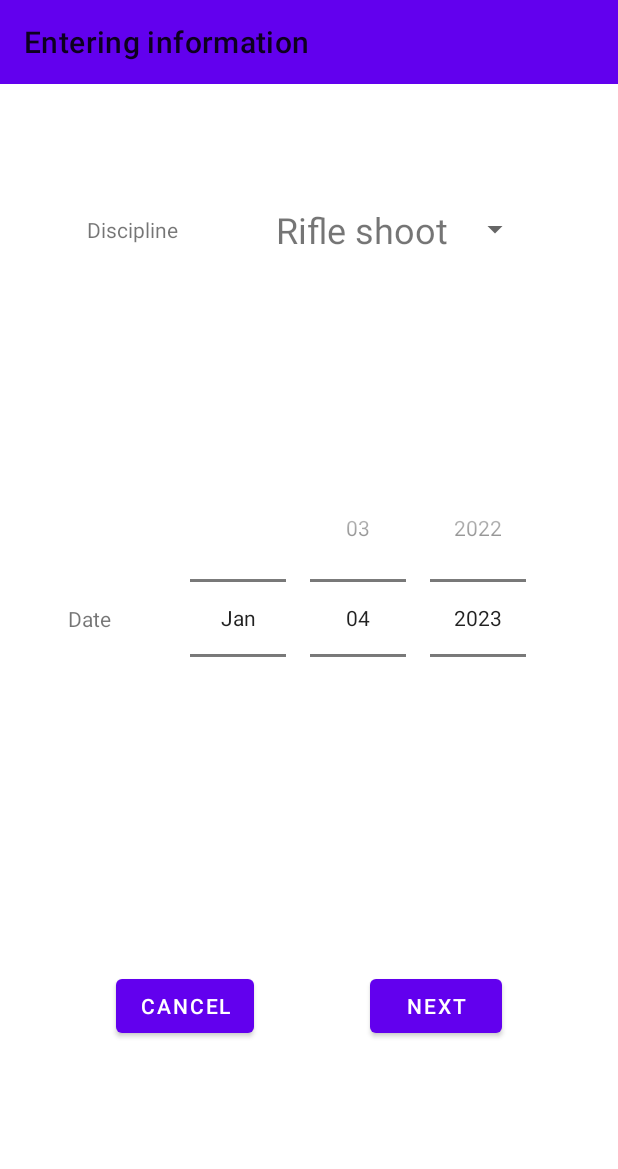
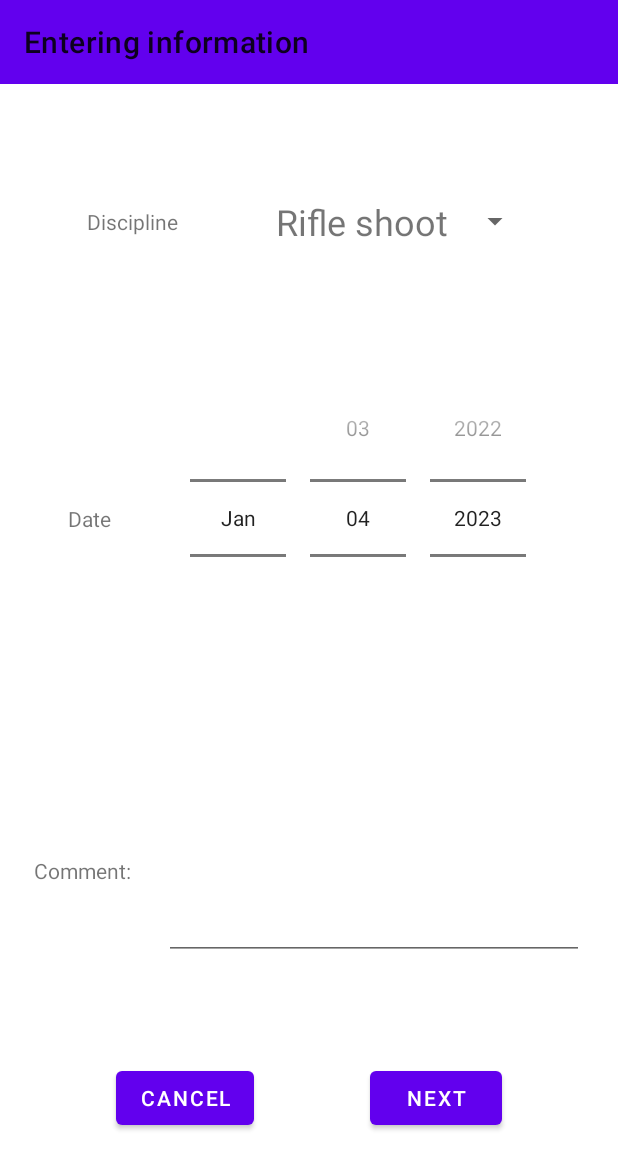
Before and after one commit to Wu-Junchao/TargetScanApp, an Android app: the FillInformation screen opened directly, with no data from a screen before it, on a phone screen of 412 x 824 dp. Shown: the top 1169 px of the screen. Run offline under Robolectric (Android 15) with nearby library versions, the light colour scheme and no system bars.

Commit message:
Add comment feature

```diff
--- a/app/src/main/java/com/example/targetscan/FillInformation.kt
+++ b/app/src/main/java/com/example/targetscan/FillInformation.kt
@@ -32,11 +32,14 @@ class FillInformation : AppCompatActivity() {
             val year = binding.dateInput.year
             val month = binding.dateInput.month+1
             val day = binding.dateInput.dayOfMonth
+            val comment = binding.commentInput.text.toString()
+
             intent = Intent(this,TakePhoto1::class.java)
             intent.putExtra("index", selectedIndex)
             intent.putExtra("year", year)
             intent.putExtra("month", month)
             intent.putExtra("day", day)
+            intent.putExtra("comment",comment.trim())
             Toast.makeText(this, "$year $month $day", Toast.LENGTH_SHORT).show()
             startActivity(intent)
             finish()
--- a/app/src/main/java/com/example/targetscan/TakePhoto1.kt
+++ b/app/src/main/java/com/example/targetscan/TakePhoto1.kt
@@ -37,9 +37,10 @@ class TakePhoto1 : AppCompatActivity() {
         val year =intent.getIntExtra("year",2023)
         val month = intent.getIntExtra("month",1)
         val day = intent.getIntExtra("day",1)
+        val comment = intent.getStringExtra("comment")
         binding.info1.text="Discipline: ${myDateList.get(index)}"
         binding.info2.text="Date: $year.$month.$day"
-        binding.info3.text = "Comment: "
+        binding.info3.text = "Comment: $comment"
         binding.takePhotoBtn.setOnClickListener {
             outputImage = File(externalCacheDir,"output_image.jpg")
             Log.d("wu",externalCacheDir.toString())
--- a/app/src/main/res/layout/activity_fill_information.xml
+++ b/app/src/main/res/layout/activity_fill_information.xml
@@ -19,7 +19,7 @@
         android:layout_height="wrap_content"
         android:id="@+id/disciplineWrap"
         android:orientation="horizontal"
-        app:layout_constraintTop_toTopOf="parent"
+        app:layout_constraintTop_toBottomOf="@id/toolbar3"
         app:layout_constraintBottom_toTopOf="@id/dateWrap"
         app:layout_constraintStart_toStartOf="parent"
         app:layout_constraintEnd_toEndOf="parent">
@@ -51,7 +51,7 @@
         android:id="@+id/dateWrap"
         android:orientation="horizontal"
         app:layout_constraintTop_toBottomOf="@id/disciplineWrap"
-        app:layout_constraintBottom_toTopOf="@+id/buttonWrap"
+        app:layout_constraintBottom_toTopOf="@+id/commentWrap"
         app:layout_constraintStart_toStartOf="parent"
         app:layout_constraintEnd_toEndOf="parent">
 
@@ -83,9 +83,41 @@
     <androidx.constraintlayout.widget.ConstraintLayout
         android:layout_width="match_parent"
         android:layout_height="wrap_content"
+        android:id="@+id/commentWrap"
+        android:orientation="horizontal"
+        app:layout_constraintTop_toBottomOf="@id/dateWrap"
+        app:layout_constraintBottom_toTopOf="@id/buttonWrap"
+        app:layout_constraintStart_toStartOf="parent"
+        app:layout_constraintEnd_toEndOf="parent">
+        <TextView
+            android:layout_width="wrap_content"
+            android:layout_height="wrap_content"
+            android:id="@+id/commentText"
+            app:layout_constraintTop_toTopOf="parent"
+            app:layout_constraintBottom_toBottomOf="parent"
+            app:layout_constraintStart_toStartOf="parent"
+            app:layout_constraintEnd_toStartOf="@id/commentInput"
+            android:text="Comment:"
+            />
+
+        <EditText
+            android:id="@+id/commentInput"
+            android:layout_width="280dp"
+            android:layout_height="120dp"
+            android:inputType="textMultiLine"
+            app:layout_constraintTop_toTopOf="parent"
+            app:layout_constraintBottom_toBottomOf="parent"
+            app:layout_constraintStart_toEndOf="@id/commentText"
+            app:layout_constraintEnd_toEndOf="parent"/>
+
+
+    </androidx.constraintlayout.widget.ConstraintLayout>
+    <androidx.constraintlayout.widget.ConstraintLayout
+        android:layout_width="match_parent"
+        android:layout_height="wrap_content"
         android:id="@+id/buttonWrap"
         android:orientation="horizontal"
-        app:layout_constraintTop_toBottomOf="@id/dateWrap"
+        app:layout_constraintTop_toBottomOf="@id/commentWrap"
         app:layout_constraintBottom_toBottomOf="parent"
         app:layout_constraintStart_toStartOf="parent"
         app:layout_constraintEnd_toEndOf="parent">
```
